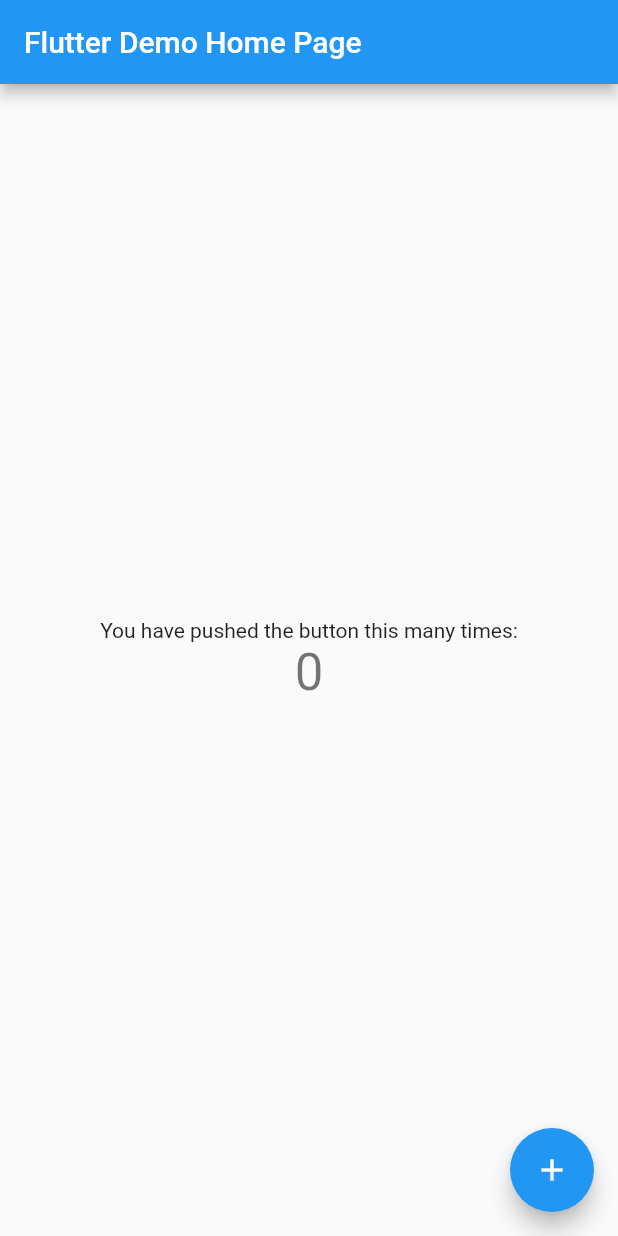
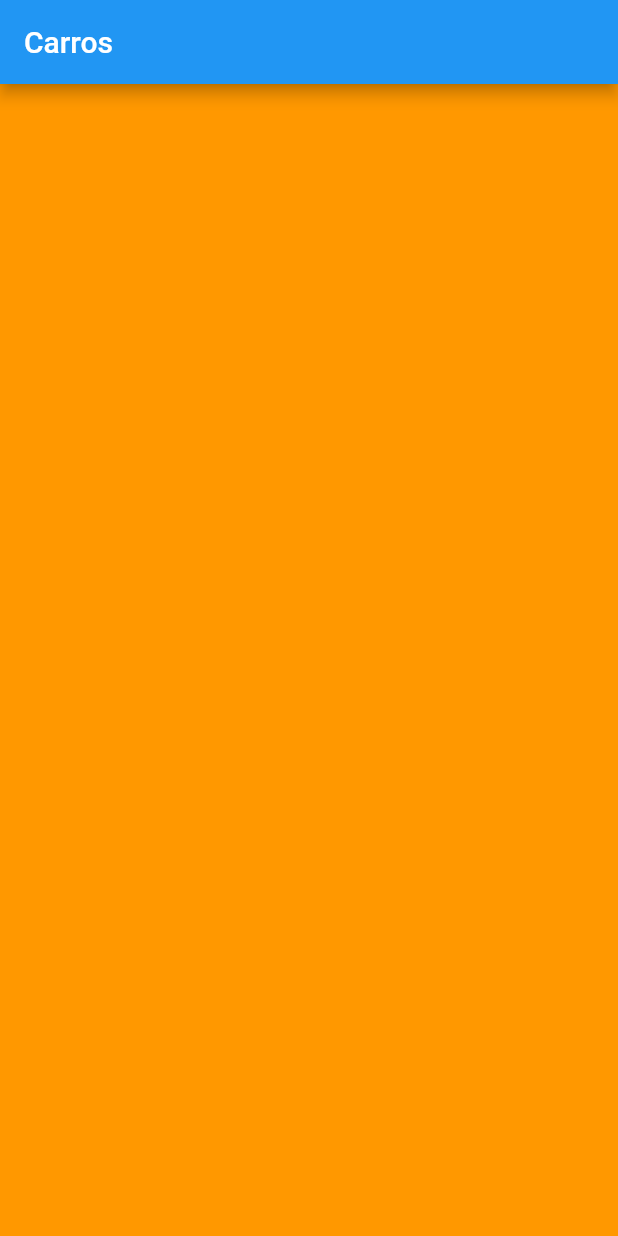
Before and after one commit to robertov8/carros2, a Flutter app: the screen it shows after launch, on a phone screen of 412 x 824 dp. Run offline on Flutter 3.47's test engine with Material 2 defaults, Android fonts, the phone set to English and light mode, and no system bars.

Commit message:
78 - Criando a estrutura básica do projeto

```diff
--- a/lib/main.dart
+++ b/lib/main.dart
@@ -1,3 +1,4 @@
+import 'package:carros/pages/login_page.dart';
 import 'package:flutter/material.dart';
 
 void main() => runApp(MyApp());
@@ -7,105 +8,11 @@ class MyApp extends StatelessWidget {
   @override
   Widget build(BuildContext context) {
     return MaterialApp(
-      title: 'Flutter Demo',
+      debugShowCheckedModeBanner: false,
       theme: ThemeData(
-        // This is the theme of your application.
-        //
-        // Try running your application with "flutter run". You'll see the
-        // application has a blue toolbar. Then, without quitting the app, try
-        // changing the primarySwatch below to Colors.green and then invoke
-        // "hot reload" (press "r" in the console where you ran "flutter run",
-        // or simply save your changes to "hot reload" in a Flutter IDE).
-        // Notice that the counter didn't reset back to zero; the application
-        // is not restarted.
-        primarySwatch: Colors.blue,
+        primaryColor: Colors.blue
       ),
-      home: MyHomePage(title: 'Flutter Demo Home Page'),
+      home: LoginPage(),
     );
   }
 }
-
-class MyHomePage extends StatefulWidget {
-  MyHomePage({Key key, this.title}) : super(key: key);
-
-  // This widget is the home page of your application. It is stateful, meaning
-  // that it has a State object (defined below) that contains fields that affect
-  // how it looks.
-
-  // This class is the configuration for the state. It holds the values (in this
-  // case the title) provided by the parent (in this case the App widget) and
-  // used by the build method of the State. Fields in a Widget subclass are
-  // always marked "final".
-
-  final String title;
-
-  @override
-  _MyHomePageState createState() => _MyHomePageState();
-}
-
-class _MyHomePageState extends State<MyHomePage> {
-  int _counter = 0;
-
-  void _incrementCounter() {
-    setState(() {
-      // This call to setState tells the Flutter framework that something has
-      // changed in this State, which causes it to rerun the build method below
-      // so that the display can reflect the updated values. If we changed
-      // _counter without calling setState(), then the build method would not be
-      // called again, and so nothing would appear to happen.
-      _counter++;
-    });
-  }
-
-  @override
-  Widget build(BuildContext context) {
-    // This method is rerun every time setState is called, for instance as done
-    // by the _incrementCounter method above.
-    //
-    // The Flutter framework has been optimized to make rerunning build methods
-    // fast, so that you can just rebuild anything that needs updating rather
-    // than having to individually change instances of widgets.
-    return Scaffold(
-      appBar: AppBar(
-        // Here we take the value from the MyHomePage object that was created by
-        // the App.build method, and use it to set our appbar title.
-        title: Text(widget.title),
-      ),
-      body: Center(
-        // Center is a layout widget. It takes a single child and positions it
-        // in the middle of the parent.
-        child: Column(
-          // Column is also a layout widget. It takes a list of children and
-          // arranges them vertically. By default, it sizes itself to fit its
-          // children horizontally, and tries to be as tall as its parent.
-          //
-          // Invoke "debug painting" (press "p" in the console, choose the
-          // "Toggle Debug Paint" action from the Flutter Inspector in Android
-          // Studio, or the "Toggle Debug Paint" command in Visual Studio Code)
-          // to see the wireframe for each widget.
-          //
-          // Column has various properties to control how it sizes itself and
-          // how it positions its children. Here we use mainAxisAlignment to
-          // center the children vertically; the main axis here is the vertical
-          // axis because Columns are vertical (the cross axis would be
-          // horizontal).
-          mainAxisAlignment: MainAxisAlignment.center,
-          children: <Widget>[
-            Text(
-              'You have pushed the button this many times:',
-            ),
-            Text(
-              '$_counter',
-              style: Theme.of(context).textTheme.display1,
-            ),
-          ],
-        ),
-      ),
-      floatingActionButton: FloatingActionButton(
-        onPressed: _incrementCounter,
-        tooltip: 'Increment',
-        child: Icon(Icons.add),
-      ), // This trailing comma makes auto-formatting nicer for build methods.
-    );
-  }
-}
--- /dev/null
+++ b/lib/pages/login_page.dart
@@ -0,0 +1,15 @@
+import 'package:flutter/material.dart';
+
+class LoginPage extends StatelessWidget {
+  @override
+  Widget build(BuildContext context) {
+    return Scaffold(
+      appBar: AppBar(
+        title: Text('Carros'),
+      ),
+      body: Container(
+        color: Colors.orange,
+      ),
+    );
+  }
+}
```
